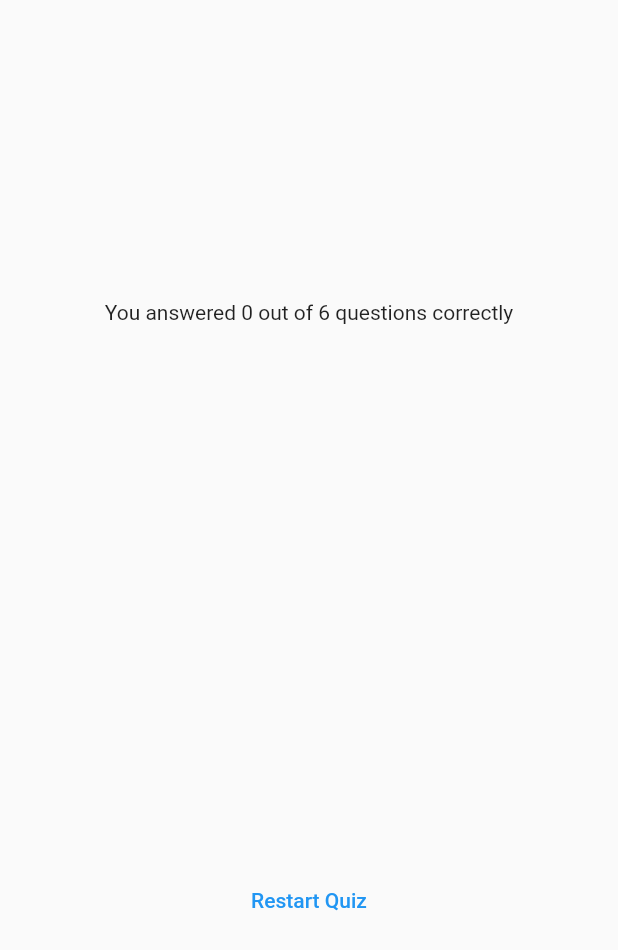
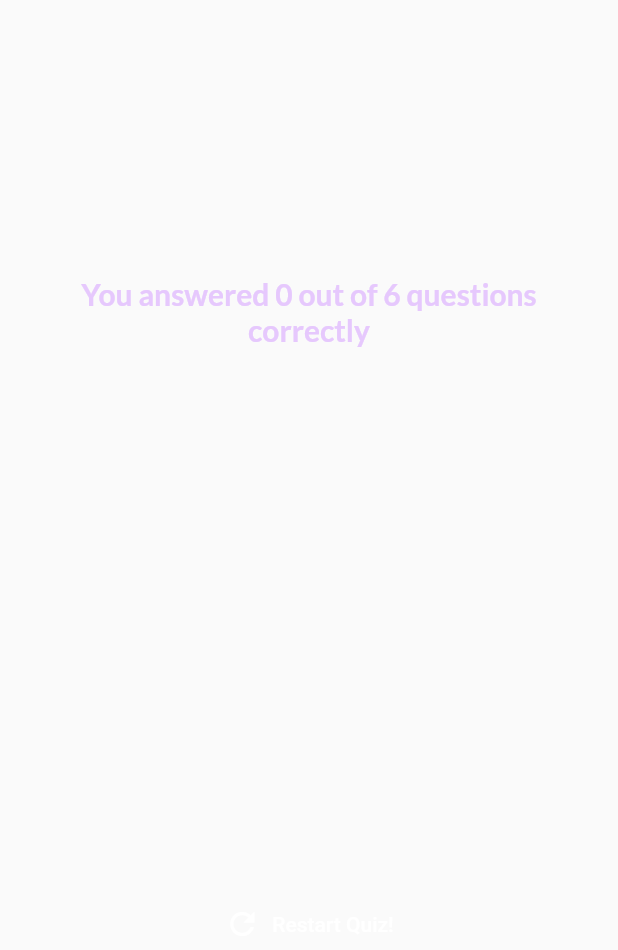
Before and after one commit to HassanKhan123/advance-quiz-app, a Flutter app: the ResultsScreen widget shown alone on an empty page, opened directly with empty values, on a phone screen of 412 x 824 dp. Shown: the top 950 px of the screen. Run offline on Flutter 3.47's test engine with Material 2 defaults, Android fonts, the phone set to English and light mode, and no system bars; our stand-ins replace google_fonts.

Commit message:
styled result screen

```diff
--- a/lib/result_screen.dart
+++ b/lib/result_screen.dart
@@ -1,11 +1,13 @@
 import 'package:flutter/material.dart';
+import 'package:google_fonts/google_fonts.dart';
 import 'package:quiz_app/data/questions.dart';
 import 'package:quiz_app/questions_summary.dart';
 
 class ResultsScreen extends StatelessWidget {
-  const ResultsScreen(this.selectedAnswers, {super.key});
+  const ResultsScreen(this.selectedAnswers, this.onRestart, {super.key});
 
   final List<String> selectedAnswers;
+  final void Function() onRestart;
 
   List<Map<String, Object>> getSummaryData() {
     final List<Map<String, Object>> summary = [];
@@ -36,7 +38,13 @@ class ResultsScreen extends StatelessWidget {
         margin: const EdgeInsets.all(40),
         child: Column(mainAxisAlignment: MainAxisAlignment.center, children: [
           Text(
-              'You answered $numCorrectQuestions out of $numTotalQuestions questions correctly'),
+            'You answered $numCorrectQuestions out of $numTotalQuestions questions correctly',
+            style: GoogleFonts.lato(
+                color: const Color.fromARGB(255, 230, 200, 253),
+                fontSize: 20,
+                fontWeight: FontWeight.bold),
+            textAlign: TextAlign.center,
+          ),
           const SizedBox(
             height: 30,
           ),
@@ -44,7 +52,12 @@ class ResultsScreen extends StatelessWidget {
           const SizedBox(
             height: 30,
           ),
-          TextButton(onPressed: () {}, child: const Text('Restart Quiz'))
+          TextButton.icon(
+            onPressed: onRestart,
+            style: TextButton.styleFrom(foregroundColor: Colors.white),
+            icon: const Icon(Icons.refresh),
+            label: const Text('Restart Quiz!'),
+          )
         ]),
       ),
     );
```
Also changed, not shown: lib/question_identifier.dart (added, +31 -0 lines), lib/questions_summary.dart (+2 -17 lines), lib/quiz.dart (+8 -1 lines), lib/summary_item.dart (added, +56 -0 lines).
